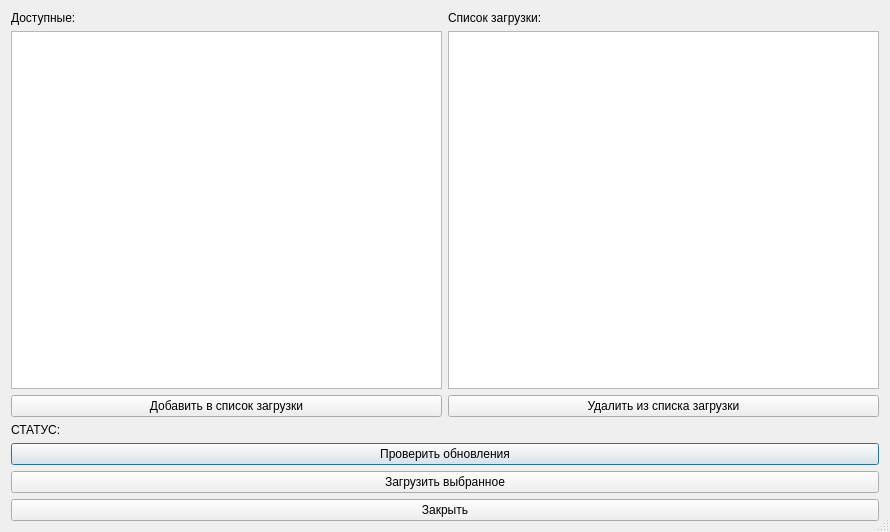
First picture: the form in update_form.ui, repository corvinalive/CalManager, before the edit.
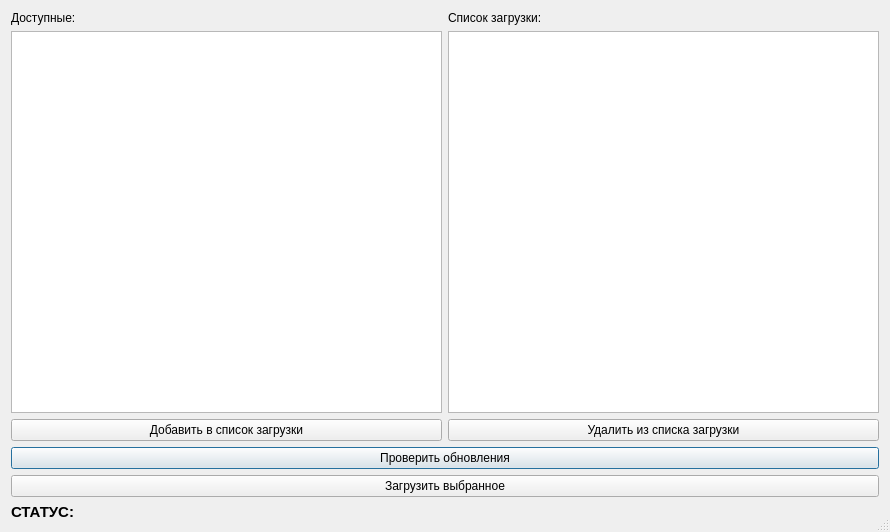
Second picture: the form after the edit.

Commit message: Удалена кнопка закрыть диалога обновления

Patch:
```diff
--- a/update_form.ui
+++ b/update_form.ui
@@ -53,20 +53,6 @@
        </property>
       </widget>
      </item>
-     <item row="7" column="0" colspan="2">
-      <widget class="QPushButton" name="ClosepushButton">
-       <property name="text">
-        <string>Закрыть</string>
-       </property>
-      </widget>
-     </item>
-     <item row="4" column="0" colspan="2">
-      <widget class="QLabel" name="Statuslabel">
-       <property name="text">
-        <string>СТАТУС:</string>
-       </property>
-      </widget>
-     </item>
      <item row="3" column="0">
       <widget class="QPushButton" name="addpushButton">
        <property name="text">
@@ -81,6 +67,17 @@
        </property>
       </widget>
      </item>
+     <item row="7" column="0" colspan="2">
+      <widget class="QLabel" name="Statuslabel">
+       <property name="text">
+        <string>&lt;!DOCTYPE HTML PUBLIC &quot;-//W3C//DTD HTML 4.0//EN&quot; &quot;http://www.w3.org/TR/REC-html40/strict.dtd&quot;&gt;
+&lt;html&gt;&lt;head&gt;&lt;meta name=&quot;qrichtext&quot; content=&quot;1&quot; /&gt;&lt;style type=&quot;text/css&quot;&gt;
+p, li { white-space: pre-wrap; }
+&lt;/style&gt;&lt;/head&gt;&lt;body style=&quot; font-family:'Ubuntu'; font-size:11pt; font-weight:400; font-style:normal;&quot;&gt;
+&lt;p style=&quot; margin-top:0px; margin-bottom:0px; margin-left:0px; margin-right:0px; -qt-block-indent:0; text-indent:0px;&quot;&gt;&lt;span style=&quot; font-weight:600;&quot;&gt;СТАТУС:&lt;/span&gt;&lt;/p&gt;&lt;/body&gt;&lt;/html&gt;</string>
+       </property>
+      </widget>
+     </item>
     </layout>
    </item>
   </layout>
```
